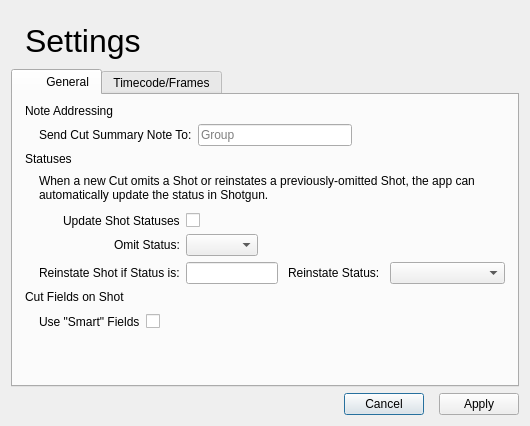
Old version of the form resources/settings_dialog.ui in the repository shotgunsoftware/tk-multi-importcut.
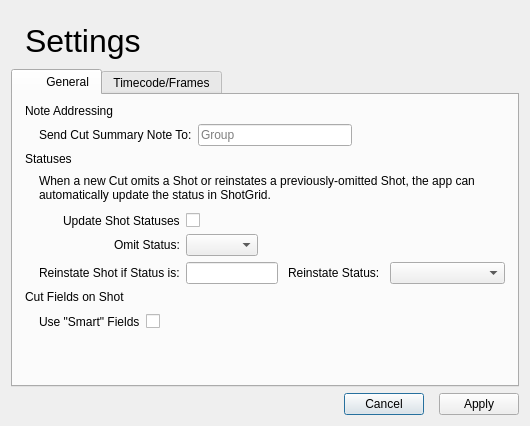
New version of the form.

What changed in the file:
```diff
--- a/resources/settings_dialog.ui
+++ b/resources/settings_dialog.ui
@@ -189,7 +189,7 @@
          <item>
           <widget class="QLabel" name="description_1_label">
            <property name="text">
-            <string>When a new Cut omits a Shot or reinstates a previously-omitted Shot, the app can automatically update the status in Shotgun.</string>
+            <string>When a new Cut omits a Shot or reinstates a previously-omitted Shot, the app can automatically update the status in ShotGrid.</string>
            </property>
            <property name="wordWrap">
             <bool>true</bool>
```
Left out of the diff: 2 changed lines with no effect on the pictures.
